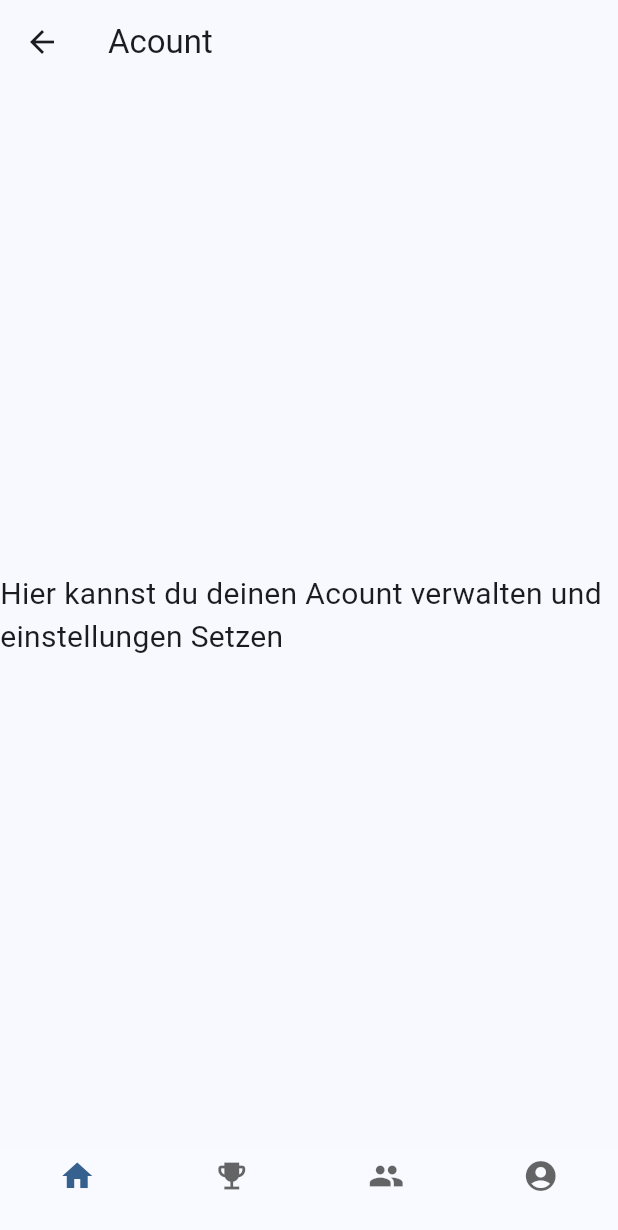
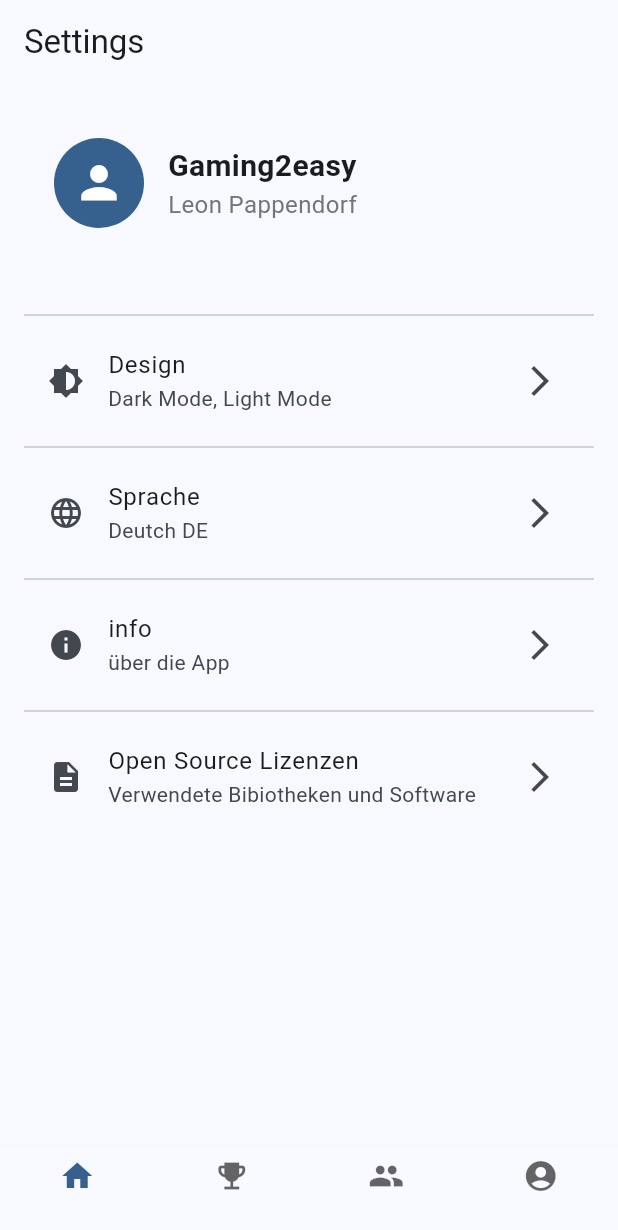
Before and after one commit to Farin25/real-live-achievement, a Flutter app: the screen it shows after launch, item 4 of the bottom bar chosen, on a phone screen of 412 x 824 dp. Shown: the top 1230 px of the screen. Run offline on Flutter 3.47's test engine with Material 3 defaults, Android fonts, the phone set to English and light mode, and no system bars; our stand-ins replace supabase_flutter; accounts and stored records are empty.

Commit message:
Settings Page Works,

```diff
--- a/lib/acount.dart
+++ b/lib/acount.dart
@@ -1,7 +1,7 @@
 import 'package:flutter/material.dart';
 import 'navbar.dart';
 
-class acountsite extends StatelessWidget {
+class AcountPage extends StatelessWidget {
 
   @override
   Widget build(BuildContext context) {
@@ -10,7 +10,7 @@ class acountsite extends StatelessWidget {
         title: Text('Acount'),
       ),
       body: Center(
-        child: Text('Hier kannst du deinen Acount verwalten und einstellungen Setzen',
+        child: Text('Hier kommen die Acount Settings hin also hier kanhnsrt du dann so sachen wie username usw einstellen',
         style: TextStyle(fontSize: 20),
       ),
      ),
--- a/lib/licenses.dart
+++ b/lib/licenses.dart
@@ -1,5 +1,6 @@
 import 'package:flutter/material.dart';
 import 'variabels.dart';
+import 'navbar.dart';
 
 class LicensesPage extends StatelessWidget {
   const LicensesPage({super.key});
@@ -22,6 +23,7 @@ class LicensesPage extends StatelessWidget {
           }
         ),
       ),
+      bottomNavigationBar: Navbar(),
     );
   }
 }
--- a/lib/navbar.dart
+++ b/lib/navbar.dart
@@ -5,6 +5,7 @@ import 'package:real_live_achievments/social.dart';
 import 'dart:ui';
 import 'home.dart';
 import 'social.dart';
+import 'settings.dart';
 
 class Navbar extends StatelessWidget {
 
@@ -34,7 +35,7 @@ class Navbar extends StatelessWidget {
         }
 
          else if (index == 3) {
-          Navigator.push(context, MaterialPageRoute(builder: (context) => acountsite()));
+          Navigator.push(context, MaterialPageRoute(builder: (context) => SettingsPage()));
         }
 
 
--- a/lib/settings.dart
+++ b/lib/settings.dart
@@ -0,0 +1,131 @@
+import 'package:flutter/material.dart';
+import 'navbar.dart';
+import 'licenses.dart';
+import 'about.dart';
+import 'acount.dart';
+
+
+class SettingsPage extends StatelessWidget {
+
+  @override
+  Widget build(BuildContext context) {
+    return Scaffold(
+      appBar: AppBar(
+        title: Text("Settings"),
+        automaticallyImplyLeading: false,
+      ),
+      body: Padding(
+        padding: EdgeInsets.all(16.0),
+        child: Column(
+          children: [
+            GestureDetector(
+              onTap: () {
+                Navigator.push(context,
+                MaterialPageRoute(builder: (context) => AcountPage()));
+              },
+           //Der Profiel Bereich Wichtig und richtig
+           child: Container(
+              padding: EdgeInsets.all(20),
+              decoration: BoxDecoration(
+                color: Theme.of(context).cardColor,
+                borderRadius: BorderRadius.circular(12),
+                ),
+              child: Row(
+                children: [
+                  // Profiel Icon Auch sehr wichtig
+                  CircleAvatar(
+                    radius: 30,
+                    backgroundColor: Theme.of(context).primaryColor,
+                    child: Icon(Icons.person, size: 35, color: Colors.white),
+                  ),
+                  SizedBox(width: 16,),
+                  // Fast am Wichtigsten der NAme und der USername
+                  Column(
+                    crossAxisAlignment: CrossAxisAlignment.start,
+                    children: [
+                      Text(
+                      'Gaming2easy',// Nutzername später aus DB
+                      style: TextStyle(fontSize: 20,
+                      fontWeight: FontWeight.bold),
+                      ),
+                      Text(
+                        'Leon Pappendorf', // Richtiger name Später AUS db
+                        style: TextStyle(
+                          fontSize: 16,
+                          color: Colors.grey[600]),
+                      ),
+                    ],
+                  ),
+                ],
+              ),
+            ),
+            ),
+            SizedBox(height: 30),
+            Divider(),
+            //Die Settings
+            Expanded(
+              child: ListView(
+                children: [
+                  //Settings für Dark mode/white mode
+                  ListTile(
+                    leading: Icon(Icons.brightness_6),
+                    title: Text("Design"),
+                    subtitle: Text("Dark Mode, Light Mode"),
+                    trailing: Icon(Icons.arrow_forward_ios),
+                    onTap: () {
+                      Navigator.push(context,
+                      MaterialPageRoute(builder: (context) => AcountPage()));
+
+                    },
+                  ),
+                  Divider(),
+
+                  // Sprach Settings
+                  ListTile(
+                    leading: Icon(Icons.language),
+                    title: Text("Sprache"),
+                    subtitle: Text("Deutch DE"),
+                    trailing: Icon(Icons.arrow_forward_ios),
+                    onTap: () {
+                      ScaffoldMessenger.of(context).showSnackBar(
+                        SnackBar(content: Text('Sprachen kommen bald')),
+
+                      );
+                    },
+                   ),
+                   Divider(),
+                   //About Seite
+                   ListTile(
+                    leading: Icon(Icons.info),
+                    title: Text("info"),
+                    subtitle: Text("über die App"),
+                    trailing: Icon(Icons.arrow_forward_ios),
+                    onTap: () {
+                      Navigator.push(context,
+                      MaterialPageRoute(builder: (context) => AboutPage()));
+                    },
+                   ),
+                   Divider(),
+
+                   //Lizenzen
+
+                   ListTile(
+                    leading: Icon(Icons.description),
+                    title: Text("Open Source Lizenzen"),
+                    subtitle: Text("Verwendete Bibiotheken und Software"),
+                    trailing: Icon(Icons.arrow_forward_ios),
+                    onTap: () {
+                      Navigator.push(context,
+                      MaterialPageRoute(builder: (context) => LicensesPage()));
+                    },
+                   ),
+                ],
+              ),
+            ),
+          ],
+        ),
+      ),
+      bottomNavigationBar: Navbar(),
+    );
+  }
+}
```
Also changed, not shown: flutter_launcher_icons.yaml (added, +34 -0 lines).
